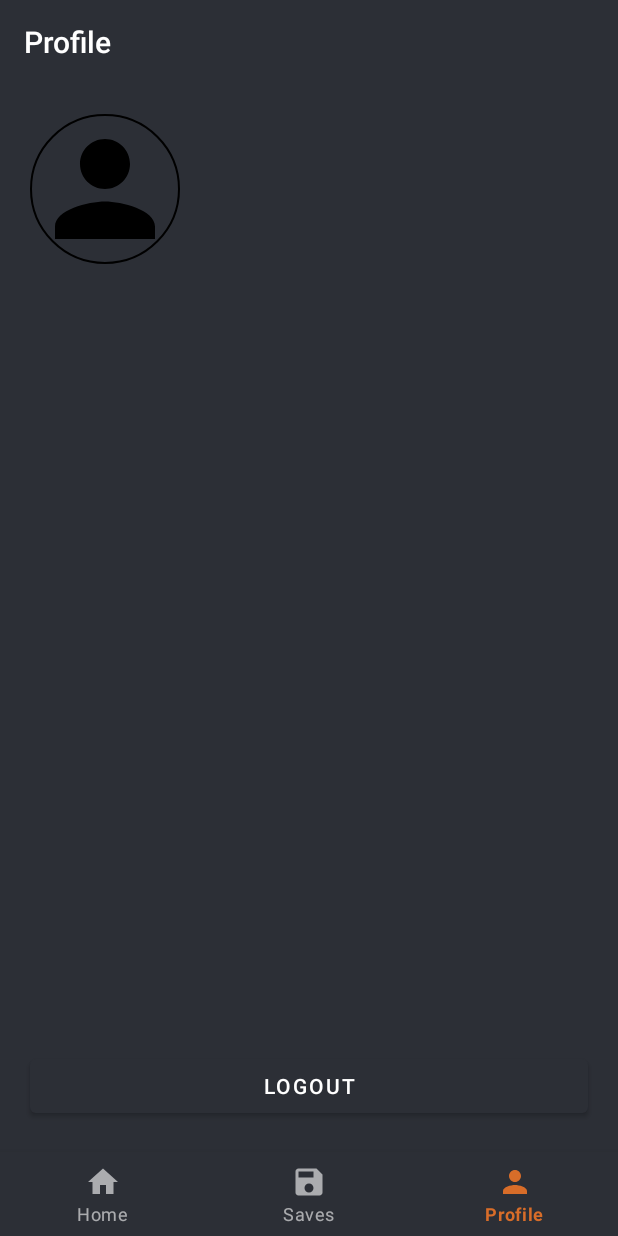
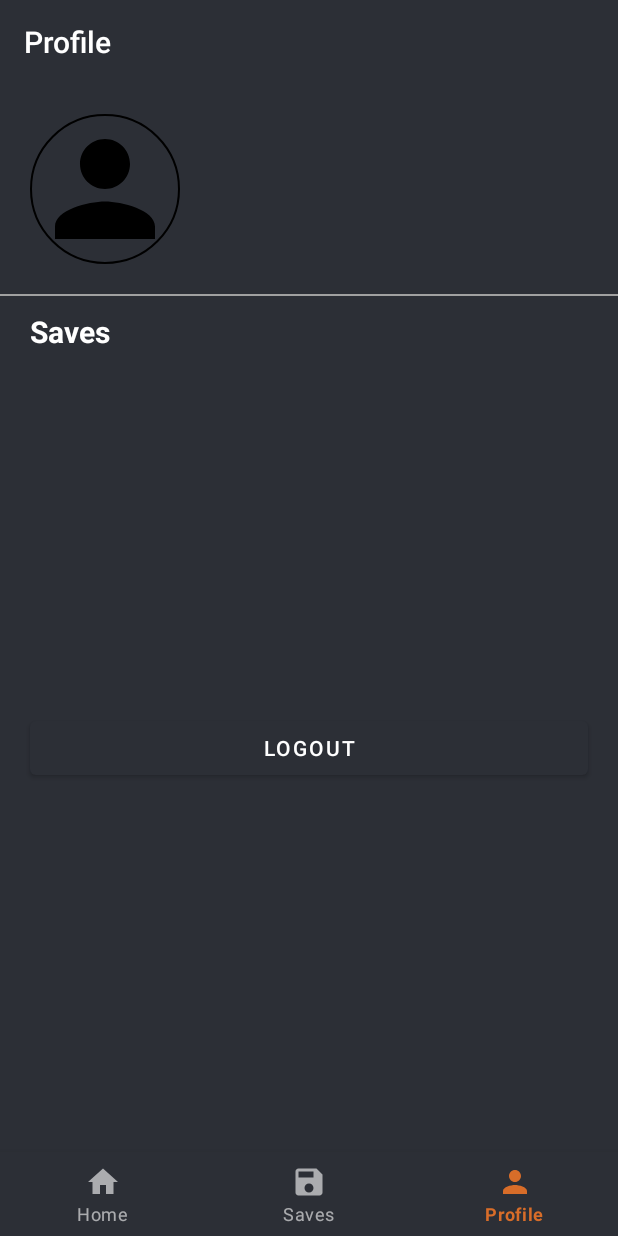
Before and after one commit to marklawrencemdavid/Dog-API, an Android app: the screen it shows after launch once a user with an empty profile is signed in (MainActivity), item 3 of the bottom bar chosen, on a phone screen of 412 x 824 dp. Run offline under Robolectric (Android 15) with nearby library versions, the phone set to English and light mode, and no system bars; our stand-ins replace CircleImageView, Dagger/Hilt's generated code, Firebase (no records; nobody signed in at launch, a user with empty details on screens opened directly), navigation-ui; libraries missing offline, so code that uses them is left out: it.xabaras.android; pictures from the network do not load; Roboto replaces fonts that are not available here; 2 statements that could not run were skipped.

Commit message:
Add Horizontal RecyclerView and its adapter on ProfileFragment

```diff
--- /dev/null
+++ b/app/src/main/java/com/rensuuuuuuuu/dogapi/ui/main/profile/ProfileAdapter.java
@@ -0,0 +1,58 @@
+package com.rensuuuuuuuu.dogapi.ui.main.profile;
+
+import android.content.Context;
+import android.view.LayoutInflater;
+import android.view.View;
+import android.view.ViewGroup;
+import android.widget.ImageView;
+
+import androidx.annotation.NonNull;
+import androidx.recyclerview.widget.RecyclerView;
+
+import com.bumptech.glide.Glide;
+import com.bumptech.glide.request.RequestOptions;
+import com.rensuuuuuuuu.dogapi.R;
+import com.rensuuuuuuuu.dogapi.model.DogSQLiteModel;
+
+import java.util.ArrayList;
+
+public class ProfileAdapter extends RecyclerView.Adapter<ProfileAdapter.MyViewHolder> {
+
+    private final Context context;
+    private final ArrayList<DogSQLiteModel> dogSQLiteModels;
+
+    public ProfileAdapter(Context cotext, ArrayList<DogSQLiteModel>  dogSQLiteModels) {
+        this.context = cotext;
+        this.dogSQLiteModels = dogSQLiteModels;
+    }
+
+    @NonNull
+    @Override
+    public ProfileAdapter.MyViewHolder onCreateViewHolder(@NonNull ViewGroup parent, int viewType) {
+        View view = LayoutInflater.from(parent.getContext()).inflate(R.layout.item_dog_fragment_profile, parent, false);
+        return new ProfileAdapter.MyViewHolder(view);
+    }
+
+    @Override
+    public void onBindViewHolder(@NonNull ProfileAdapter.MyViewHolder holder, int position) {
+        Glide.with(context).applyDefaultRequestOptions(new RequestOptions()
+                        .placeholder(R.drawable.sample_dog)
+                        .error(R.drawable.sample_dog))
+                .load(dogSQLiteModels.get(position).getImageURL()).into(holder.ivImage);
+    }
+
+    @Override
+    public int getItemCount() {
+        return dogSQLiteModels.size();
+    }
+
+    public static class MyViewHolder extends RecyclerView.ViewHolder {
+        ImageView ivImage;
+
+        public MyViewHolder(@NonNull View itemView) {
+            super(itemView);
+
+            ivImage = itemView.findViewById(R.id.iv_image_profile);
+        }
+    }
+}
--- a/app/src/main/java/com/rensuuuuuuuu/dogapi/ui/main/profile/ProfileFragment.java
+++ b/app/src/main/java/com/rensuuuuuuuu/dogapi/ui/main/profile/ProfileFragment.java
@@ -10,12 +10,17 @@ import android.widget.TextView;
 
 import androidx.annotation.NonNull;
 import androidx.fragment.app.Fragment;
+import androidx.recyclerview.widget.LinearLayoutManager;
+import androidx.recyclerview.widget.RecyclerView;
 
 import com.bumptech.glide.Glide;
 import com.bumptech.glide.request.RequestOptions;
 import com.rensuuuuuuuu.dogapi.R;
 import com.rensuuuuuuuu.dogapi.databinding.FragmentProfileBinding;
+import com.rensuuuuuuuu.dogapi.model.DogSQLiteModel;
 import com.rensuuuuuuuu.dogapi.ui.signin.SignInActivity;
+
+import java.util.ArrayList;
 
 import de.hdodenhof.circleimageview.CircleImageView;
 
@@ -23,6 +28,9 @@ public class ProfileFragment extends Fragment implements ProfileFragmentI {
 
     private FragmentProfileBinding binding;
     private ProfilePresenterI profilePresenterI;
+    private ArrayList<DogSQLiteModel> dogSQLiteModels;
+    private ProfileAdapter adapter;
+    private RecyclerView rvDog;
     private CircleImageView ivProfilePicture;
     private TextView tvDisplayName, tvEmail;
     private Button btnLogout;
@@ -44,6 +52,16 @@ public class ProfileFragment extends Fragment implements ProfileFragmentI {
         tvDisplayName = binding.tvDisplayNameProfile;
         tvEmail = binding.tvEmailProfile;
         btnLogout = binding.btnLogoutProfile;
+        rvDog = binding.rvDogProfile;
+        rvDog.setLayoutManager(new LinearLayoutManager(getContext(), LinearLayoutManager.HORIZONTAL, false));
+        rvDog.setHasFixedSize(true);
+    }
+
+    @Override
+    public void setDataToRecyclerview(ArrayList<DogSQLiteModel> dogSQLiteModels) {
+        this.dogSQLiteModels = dogSQLiteModels;
+        adapter = new ProfileAdapter(getContext(), this.dogSQLiteModels);
+        rvDog.setAdapter(adapter);
     }
 
     @Override
--- a/app/src/main/java/com/rensuuuuuuuu/dogapi/ui/main/profile/ProfileFragmentI.java
+++ b/app/src/main/java/com/rensuuuuuuuu/dogapi/ui/main/profile/ProfileFragmentI.java
@@ -1,7 +1,12 @@
 package com.rensuuuuuuuu.dogapi.ui.main.profile;
+
+import com.rensuuuuuuuu.dogapi.model.DogSQLiteModel;
+
+import java.util.ArrayList;
 
 public interface ProfileFragmentI {
     void initView();
+    void setDataToRecyclerview(ArrayList<DogSQLiteModel> dogSQLiteModels);
     void setValues(String profilePictureURL, String displayName, String email);
     void goToSignInActivity();
 }
--- a/app/src/main/java/com/rensuuuuuuuu/dogapi/ui/main/profile/ProfilePresenter.java
+++ b/app/src/main/java/com/rensuuuuuuuu/dogapi/ui/main/profile/ProfilePresenter.java
@@ -6,6 +6,7 @@ import com.google.firebase.auth.FirebaseUser;
 import com.rensuuuuuuuu.dogapi.App;
 import com.rensuuuuuuuu.dogapi.network.firebase.FirebaseAuthManager;
 import com.rensuuuuuuuu.dogapi.network.firebase.FirebaseAuthManagerListener;
+import com.rensuuuuuuuu.dogapi.network.sqlite.DogDatabase;
 
 import javax.inject.Inject;
 
@@ -15,6 +16,8 @@ public class ProfilePresenter implements ProfilePresenterI, FirebaseAuthManagerL
     private final FirebaseAuthManager firebaseAuthManager;
     @Inject
     public FirebaseUser firebaseUser;
+    @Inject
+    public DogDatabase dogDatabase;
 
     public ProfilePresenter(Activity activity, ProfileFragmentI profileFragmentI) {
         App.getAppComponent().inject(this);
@@ -26,6 +29,7 @@ public class ProfilePresenter implements ProfilePresenterI, FirebaseAuthManagerL
     private void onPresenterCreated() {
         profileFragmentI.initView();
         profileFragmentI.setValues(String.valueOf(firebaseUser.getPhotoUrl()), firebaseUser.getDisplayName(), firebaseUser.getEmail());
+        profileFragmentI.setDataToRecyclerview(dogDatabase.getAllDog());
     }
 
     @Override
--- a/app/src/main/res/layout/fragment_profile.xml
+++ b/app/src/main/res/layout/fragment_profile.xml
@@ -20,6 +20,7 @@
         app:layout_constraintTop_toTopOf="parent" />
 
     <LinearLayout
+        android:id="@+id/linearLayout"
         android:layout_width="0dp"
         android:layout_height="0dp"
         android:layout_marginStart="10dp"
@@ -49,16 +50,51 @@
             android:textColor="@color/secondary_text" />
     </LinearLayout>
 
+    <View
+        android:id="@+id/divider2"
+        android:layout_width="match_parent"
+        android:layout_height="1dp"
+        android:layout_marginTop="20dp"
+        android:background="@color/divider"
+        app:layout_constraintTop_toBottomOf="@+id/linearLayout"
+        tools:layout_editor_absoluteX="-1dp" />
+
+    <TextView
+        android:id="@+id/textView6"
+        android:layout_width="wrap_content"
+        android:layout_height="wrap_content"
+        android:layout_marginStart="20dp"
+        android:layout_marginTop="10dp"
+        android:text="Saves"
+        android:textColor="@color/primary_text"
+        android:textSize="20sp"
+        android:textStyle="bold"
+        app:layout_constraintStart_toStartOf="parent"
+        app:layout_constraintTop_toBottomOf="@+id/divider2" />
+
+    <androidx.recyclerview.widget.RecyclerView
+        android:id="@+id/rv_dog_profile"
+        android:layout_width="0dp"
+        android:layout_height="210dp"
+        android:layout_marginStart="20dp"
+        android:layout_marginTop="10dp"
+        android:layout_marginEnd="20dp"
+        app:layout_constraintEnd_toEndOf="parent"
+        app:layout_constraintHorizontal_bias="1.0"
+        app:layout_constraintStart_toStartOf="parent"
+        app:layout_constraintTop_toBottomOf="@+id/textView6" />
+
     <Button
         android:id="@+id/btn_logout_profile"
         android:layout_width="0dp"
         android:layout_height="wrap_content"
         android:layout_marginStart="20dp"
+        android:layout_marginTop="20dp"
         android:layout_marginEnd="20dp"
-        android:layout_marginBottom="20dp"
         android:text="Logout"
-        app:layout_constraintBottom_toBottomOf="parent"
         app:layout_constraintEnd_toEndOf="parent"
-        app:layout_constraintStart_toStartOf="parent" />
+        app:layout_constraintHorizontal_bias="0.0"
+        app:layout_constraintStart_toStartOf="parent"
+        app:layout_constraintTop_toBottomOf="@+id/rv_dog_profile" />
 
 </androidx.constraintlayout.widget.ConstraintLayout>
```
Also changed, not shown: app/src/main/res/layout/item_dog_fragment_profile.xml (added, +33 -0 lines).
